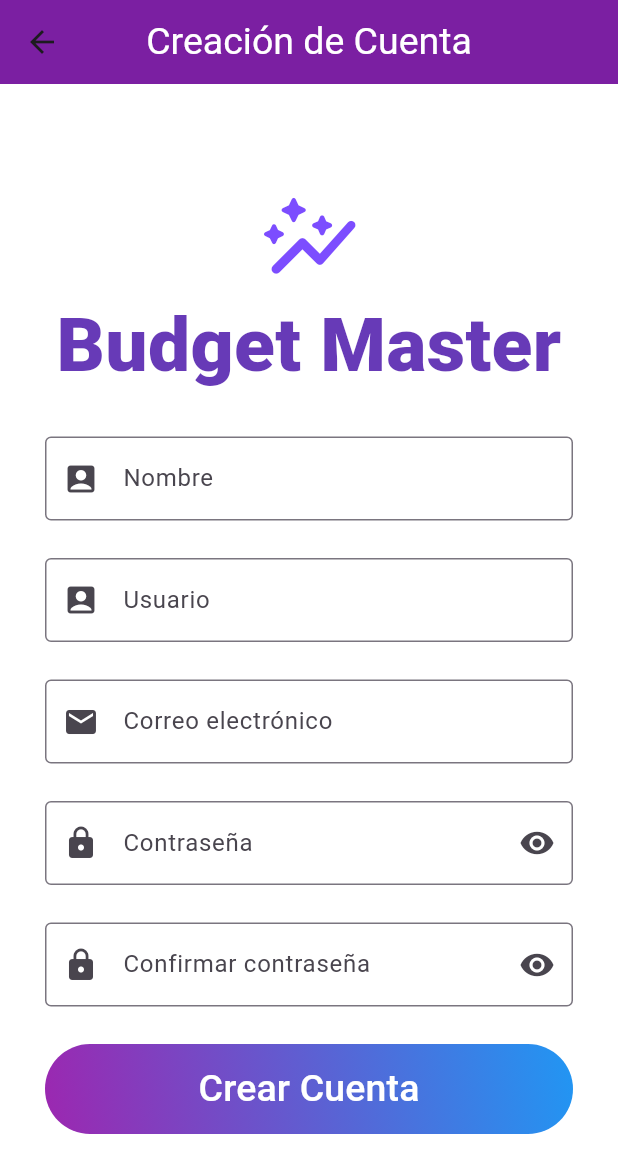
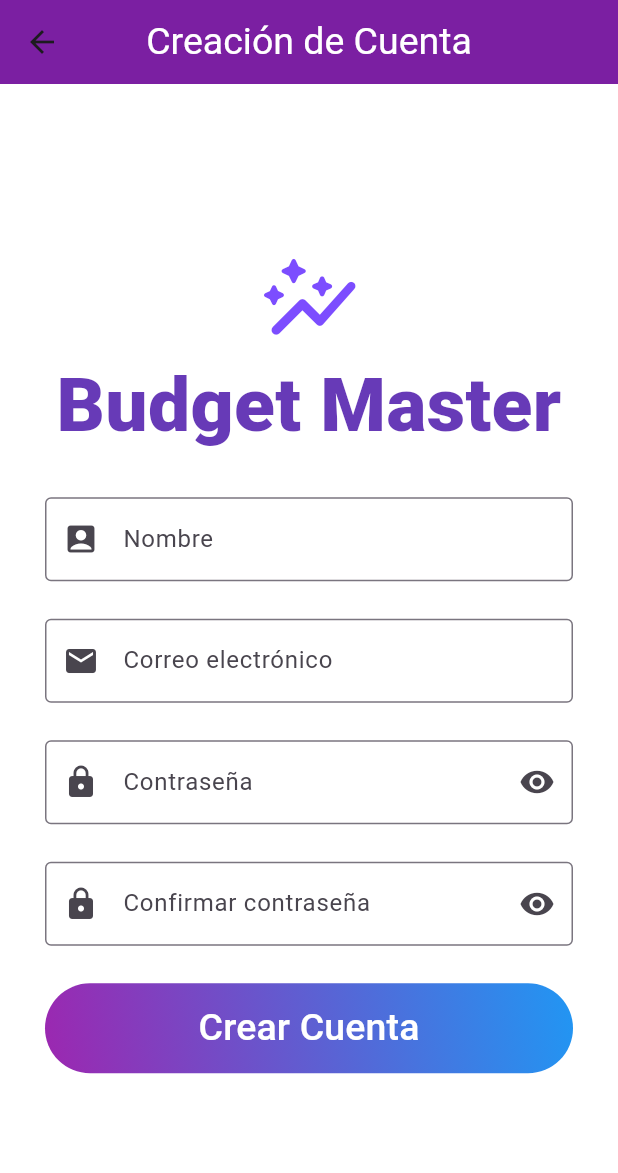
Before and after one commit to UntetheredJ/budgetmaster, a Flutter app: the CreateAccount screen opened directly, on a phone screen of 412 x 824 dp. Shown: the top 1173 px of the screen. Run offline on Flutter 3.47's test engine with Material 2 defaults, Android fonts, the phone set to English and light mode, and no system bars; our stand-ins replace curved_navigation_bar, flutter_local_notifications, sliding_up_panel, supabase, supabase_flutter, timezone; accounts and stored records are empty.

Commit message:
Update create_account.dart
Update create_account

```diff
--- a/budgetmaster/lib/screens/create_account.dart
+++ b/budgetmaster/lib/screens/create_account.dart
@@ -72,21 +72,16 @@ class _CreateAccountState extends State<CreateAccount> {
                     controller: usuarioController,
                     keyboardType: TextInputType.emailAddress,
                     decoration: const InputDecoration(
-                      labelText: "Usuario",
-                      border: OutlineInputBorder(),
-                      prefixIcon: Icon(Icons.account_box),
-                    ),
-                  ),
-                  const SizedBox(
-                    height: 25,
-                  ),
-                  TextFormField(
-                    keyboardType: TextInputType.emailAddress,
-                    decoration: const InputDecoration(
                       labelText: "Correo electrónico",
                       border: OutlineInputBorder(),
                       prefixIcon: Icon(Icons.email),
                     ),
+                    validator: (value) {
+                      if (value == null || value.isEmpty) {
+                        return 'Please enter some text';
+                      }
+                      return null;
+                    },
                   ),
                   const SizedBox(
                     height: 25,
@@ -101,6 +96,12 @@ class _CreateAccountState extends State<CreateAccount> {
                       prefixIcon: Icon(Icons.lock),
                       suffixIcon: Icon(Icons.remove_red_eye),
                     ),
+                    validator: (value) {
+                      if (value == null || value.isEmpty) {
+                        return 'Please enter some text';
+                      }
+                      return null;
+                    },
                   ),
                   const SizedBox(
                     height: 25,
@@ -115,6 +116,12 @@ class _CreateAccountState extends State<CreateAccount> {
                       prefixIcon: Icon(Icons.lock),
                       suffixIcon: Icon(Icons.remove_red_eye),
                     ),
+                    validator: (value) {
+                      if (value == null || value.isEmpty) {
+                        return 'Please enter some text';
+                      }
+                      return null;
+                    },
                   ),
                   const SizedBox(
                     height: 25,
```
